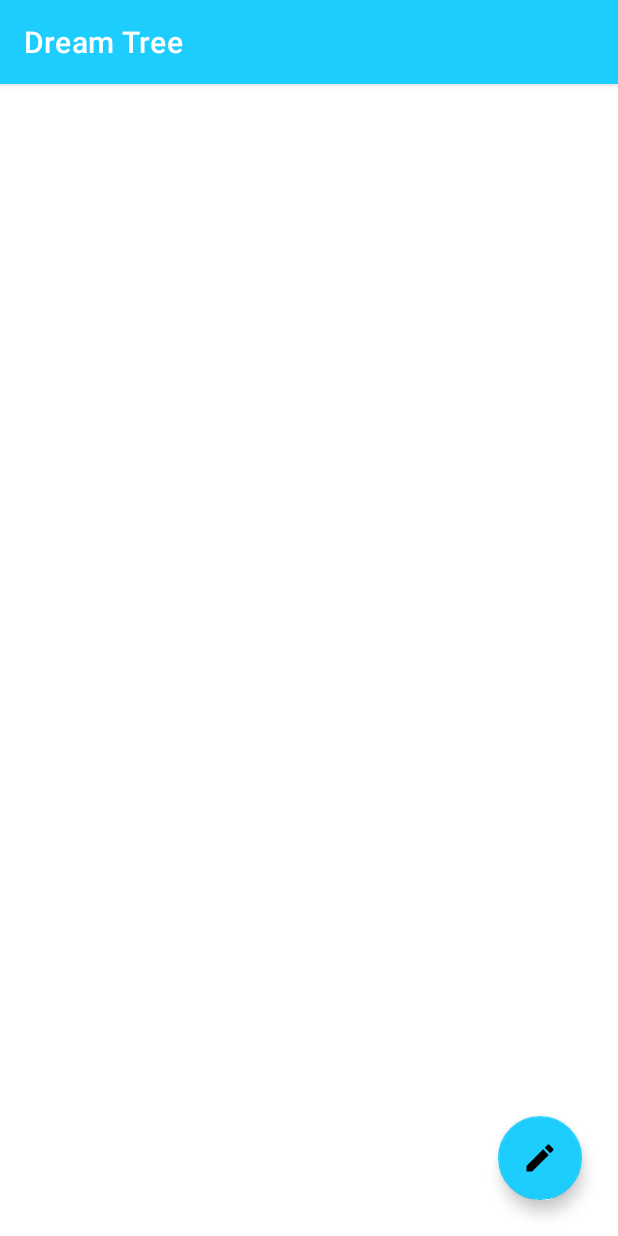
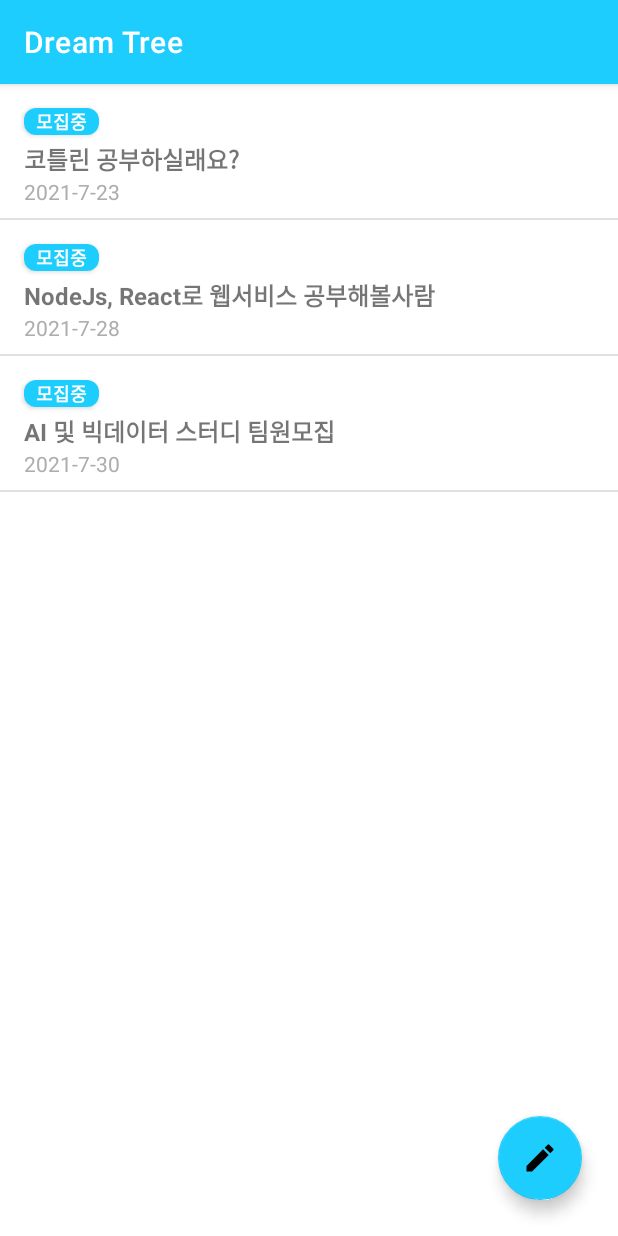
Before and after one commit to Ktaewon/2021KNU-Hackathon, an Android app: the screen it shows after launch (MainStudyActivity), after a tap on an icon or button, on a phone screen of 412 x 824 dp. Run offline under Robolectric (Android 15) with nearby library versions, the phone set to English and light mode, and no system bars.

Commit message:
스터디 리스트뷰 누락 수정

```diff
--- a/app/src/main/java/com/beoks/a2021knu_hackton/MainActivity.java
+++ b/app/src/main/java/com/beoks/a2021knu_hackton/MainActivity.java
@@ -15,6 +15,7 @@ import com.beoks.a2021knu_hackton.ContestPackage.ContestMainActivity;
 import com.beoks.a2021knu_hackton.InfoBoard.InfoMainActivity;
 import com.beoks.a2021knu_hackton.R;
 import com.beoks.a2021knu_hackton.StudyPackage.MainStudyActivity;
+import com.beoks.a2021knu_hackton.StudyPackage.StudyListAdapter;
 //import com.beoks.a2021knu_hackton.StudyPackage.StudyListAdapter;
 
 /**
@@ -43,15 +44,15 @@ public class MainActivity extends AppCompatActivity {
     void makeStudyListView(){
 
         // Adapter 생성
-//        adapter = new StudyListAdapter() ;
-//        // 리스트뷰 참조 및 Adapter달기
-//        listview = (ListView) findViewById(R.id.main_page_studyview);
-//        listview.setAdapter(adapter);
+        StudyListAdapter adapter = new StudyListAdapter() ;
+        // 리스트뷰 참조 및 Adapter달기
+        listview = (ListView) findViewById(R.id.main_page_studyview);
+        listview.setAdapter(adapter);
 
-        // 임시 데이터 추가
-//        adapter.addItem("코틀린 공부하실래요?","2021-7-23");
-//        adapter.addItem("NodeJs, React로 웹서비스 공부해볼사람","2021-7-28");
-//        System.out.println("...."+adapter.getCount());
+        //임시 데이터 추가
+        adapter.addItem("코틀린 공부하실래요?","2021-7-23");
+        adapter.addItem("NodeJs, React로 웹서비스 공부해볼사람","2021-7-28");
+        System.out.println("...."+adapter.getCount());
 
     }
     void setContestButton(){
--- a/app/src/main/java/com/beoks/a2021knu_hackton/StudyPackage/MainStudyActivity.java
+++ b/app/src/main/java/com/beoks/a2021knu_hackton/StudyPackage/MainStudyActivity.java
@@ -26,18 +26,18 @@ public class MainStudyActivity extends AppCompatActivity {
 
     void makeStudyListView(){
         ListView listview ;
-//        StudyListAdapter adapter;
-//        // Adapter 생성
-//        adapter = new StudyListAdapter() ;
-//
-//        // 리스트뷰 참조 및 Adapter달기
-//        listview = (ListView) findViewById(R.id.study_list);
-//        listview.setAdapter(adapter);
-//
-//        // 임시 데이터 추가
-//        adapter.addItem("코틀린 공부하실래요?","2021-7-23");
-//        adapter.addItem("NodeJs, React로 웹서비스 공부해볼사람","2021-7-28");
-//        adapter.addItem("AI 및 빅데이터 스터디 팀원모집","2021-7-30");
+        StudyListAdapter adapter;
+        // Adapter 생성
+        adapter = new StudyListAdapter() ;
+
+        // 리스트뷰 참조 및 Adapter달기
+        listview = (ListView) findViewById(R.id.study_list);
+        listview.setAdapter(adapter);
+
+        // 임시 데이터 추가
+        adapter.addItem("코틀린 공부하실래요?","2021-7-23");
+        adapter.addItem("NodeJs, React로 웹서비스 공부해볼사람","2021-7-28");
+        adapter.addItem("AI 및 빅데이터 스터디 팀원모집","2021-7-30");
 
     }
 
```
Also changed, not shown: app/src/main/res/layout/activity_main.xml (+7 -0 lines).
